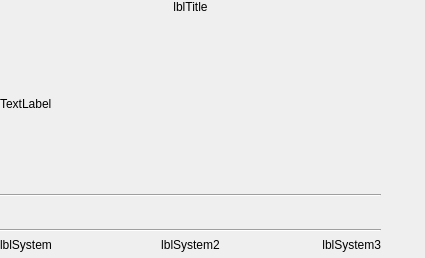
First picture: the form in cpp/divers/browser/browser_img_v0.0.1/browser/slidewidget.ui, repository gcode-mirror/openphysic, before the edit.
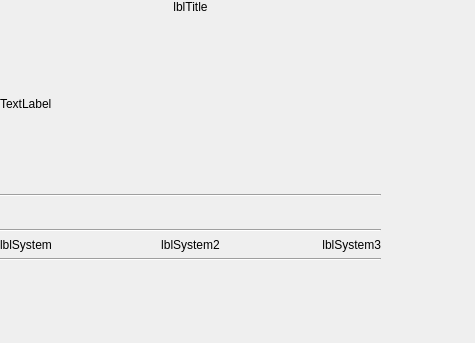
Second picture: the form after the edit. Custom widgets are drawn as their Qt base class.

The edit to the form file:
```diff
--- a/cpp/divers/browser/browser_img_v0.0.1/browser/slidewidget.ui
+++ b/cpp/divers/browser/browser_img_v0.0.1/browser/slidewidget.ui
@@ -6,8 +6,8 @@
    <rect>
     <x>0</x>
     <y>0</y>
-    <width>425</width>
-    <height>258</height>
+    <width>475</width>
+    <height>343</height>
    </rect>
   </property>
   <property name="windowTitle">
```
